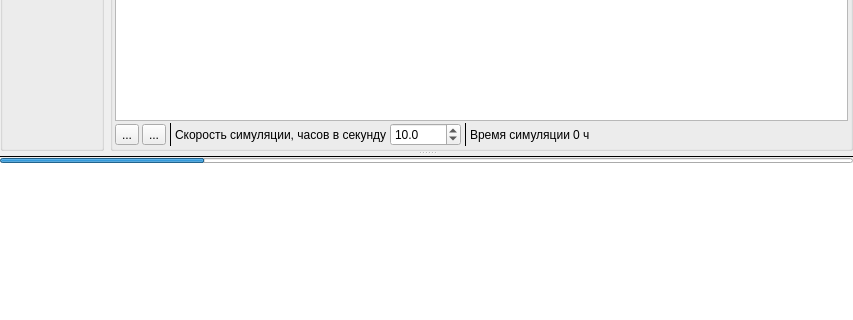
Above: viewer/mainwindow.ui from strawfill/ship before the change; both pictures show x 0 to 853 and y 91 to 411 of the 853 by 643 pixel window. Below: the same form after it.
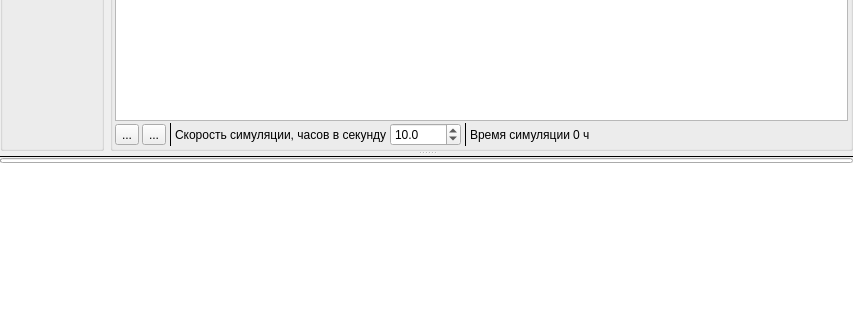
That is the form after the change. Icons and pictures are not drawn. Custom widgets are drawn as their Qt base class.

```diff
--- a/viewer/mainwindow.ui
+++ b/viewer/mainwindow.ui
@@ -263,7 +263,7 @@
            </size>
           </property>
           <property name="value">
-           <number>24</number>
+           <number>0</number>
           </property>
           <property name="textVisible">
            <bool>false</bool>
```
